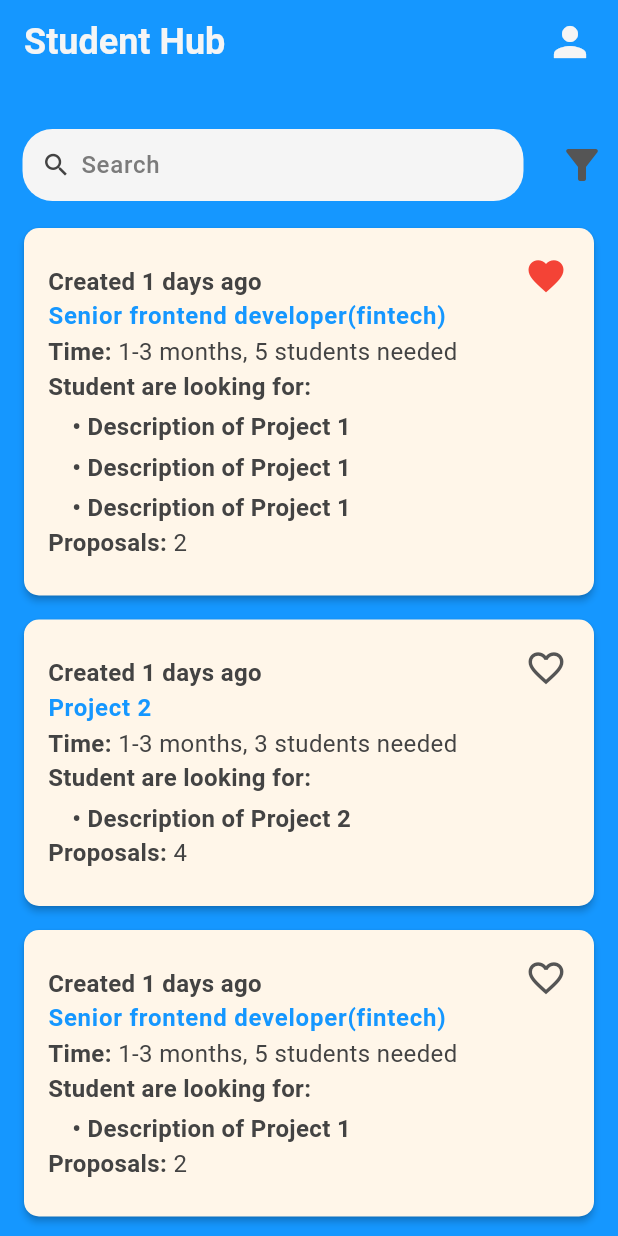
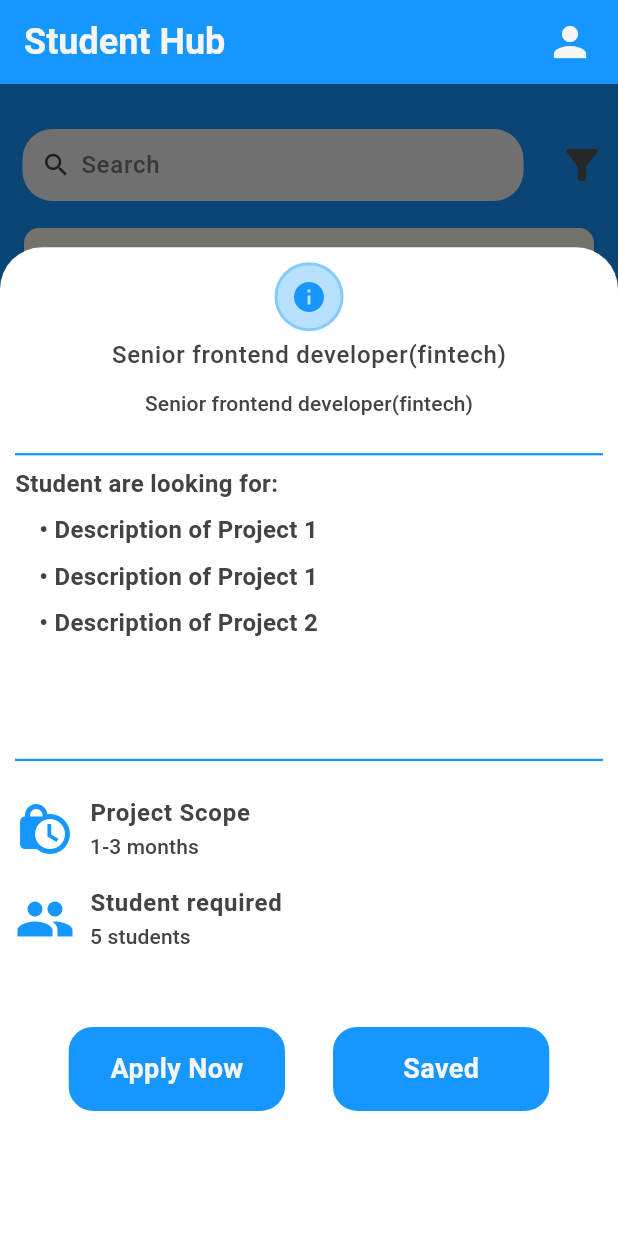
Before and after one commit to PhuocDinh462/student_hub, a Flutter app: the screen it shows after launch, after a tap on an icon or button, on a phone screen of 412 x 824 dp. Run offline on Flutter 3.47's test engine with Material 3 defaults, Android fonts, the phone set to English and light mode, and no system bars; our stand-ins replace gap, pinput, shared_preferences.

Commit message:
feat: project detail pop up

```diff
--- a/lib/screens/projects/projects.dart
+++ b/lib/screens/projects/projects.dart
@@ -11,7 +11,7 @@ final List<Project> data = [
     completionTime: '1-3 months',
     requiredStudents: 5,
     description:
-        'Description of Project 1. Description of Project 1. Description of Project 1.',
+        'Description of Project 1. Description of Project 1. Description of Project 2. ',
     proposals: ['a', 'b'],
     favorite: true,
   ),
--- a/lib/widgets/button.dart
+++ b/lib/widgets/button.dart
@@ -3,16 +3,18 @@ import 'package:flutter/material.dart';
 class Button extends StatefulWidget {
   const Button({
     super.key,
-    required this.onTap,
+    this.onTap,
     required this.text,
     required this.colorButton,
     required this.colorText,
+    this.width,
   });
 
   final Function()? onTap;
   final String text;
   final Color colorButton;
   final Color colorText;
+  final double? width;
 
   @override
   State<Button> createState() => _ButtonState();
@@ -43,8 +45,9 @@ class _ButtonState extends State<Button> {
       child: Opacity(
         opacity: _opacity,
         child: Container(
+          width: widget.width,
           padding: const EdgeInsets.all(15),
-          margin: const EdgeInsets.symmetric(horizontal: 25),
+          margin: const EdgeInsets.symmetric(horizontal: 16),
           decoration: BoxDecoration(
             color: widget.colorButton,
             borderRadius: BorderRadius.circular(16),
--- /dev/null
+++ b/lib/widgets/circle_container.dart
@@ -0,0 +1,20 @@
+import 'package:flutter/material.dart';
+
+class CircleContainer extends StatelessWidget {
+  const CircleContainer({super.key, required this.color, this.child});
+  final Color color;
+  final Widget? child;
+
+  @override
+  Widget build(BuildContext context) {
+    return Container(
+      padding: const EdgeInsets.all(9.0),
+      decoration: BoxDecoration(
+        shape: BoxShape.circle,
+        color: color,
+        border: Border.all(width: 2, color: color),
+      ),
+      child: Center(child: child),
+    );
+  }
+}
--- a/lib/widgets/project_card.dart
+++ b/lib/widgets/project_card.dart
@@ -1,6 +1,7 @@
 import 'package:flutter/material.dart';
 import 'package:student_hub/constants/theme.dart';
 import 'package:student_hub/models/project.dart';
+import 'package:student_hub/widgets/project_detail.dart';
 
 class ProjectCard extends StatefulWidget {
   final Project project;
@@ -130,8 +131,17 @@ class _ProjectCardState extends State<ProjectCard> {
                 ),
               ],
             ),
-            onTap: () {
-              // Xử lý khi người dùng nhấn vào dự án
+            onTap: () async {
+              await showModalBottomSheet(
+                  context: context,
+                  backgroundColor: Colors.white,
+                  isScrollControlled: true,
+                  builder: (ctx) {
+                    return SizedBox(
+                      height: MediaQuery.of(context).size.height * 0.8,
+                      child: ProjectDetails(project: widget.project),
+                    );
+                  });
             },
           ),
           Positioned(
--- /dev/null
+++ b/lib/widgets/project_detail.dart
@@ -0,0 +1,180 @@
+import 'package:flutter/material.dart';
+import 'package:student_hub/constants/theme.dart';
+import 'package:student_hub/models/project.dart';
+import 'package:student_hub/widgets/button.dart';
+import 'package:student_hub/widgets/circle_container.dart';
+import 'package:gap/gap.dart';
+
+class ProjectDetails extends StatefulWidget {
+  const ProjectDetails({super.key, required this.project});
+  final Project project;
+
+  @override
+  State<ProjectDetails> createState() => _ProjectDetailsState();
+}
+
+class _ProjectDetailsState extends State<ProjectDetails> {
+  late int daysAgo;
+  late String timeDuration;
+  late int studentsNeeded;
+  late String projectDescription;
+  late int proposalsCount;
+  late bool isFavorite;
+
+  @override
+  void initState() {
+    super.initState();
+    updateProjectData();
+  }
+
+  void updateProjectData() {
+    final project = widget.project;
+    daysAgo = DateTime.now().difference(project.createdAt).inDays > 0
+        ? DateTime.now().difference(project.createdAt).inDays
+        : 1;
+    timeDuration = project.completionTime;
+    studentsNeeded = project.requiredStudents;
+    projectDescription = project.description;
+    proposalsCount = project.proposals.length;
+    isFavorite = project.favorite;
+  }
+
+  @override
+  Widget build(BuildContext context) {
+    return Padding(
+      padding: const EdgeInsets.all(10),
+      child: SizedBox(
+        width: double.infinity, // Chiếm toàn bộ chiều rộng của màn hình
+        child: Column(
+          children: [
+            CircleContainer(
+              color: primary_300.withOpacity(0.3),
+              child: const Icon(Icons.info, color: primary_300),
+            ),
+            const Gap(4),
+            Column(
+              children: [
+                Text(
+                  widget.project.name,
+                  style: Theme.of(context).textTheme.bodyLarge,
+                ),
+                const Gap(10),
+                Text(
+                  widget.project.name,
+                  style: Theme.of(context).textTheme.labelLarge,
+                ),
+              ],
+            ),
+            const Gap(16),
+            const Divider(thickness: 1.5, color: primary_300),
+            Row(
+              children: [
+                Text(
+                  'Student are looking for:',
+                  style: Theme.of(context)
+                      .textTheme
+                      .bodyMedium
+                      ?.copyWith(fontWeight: FontWeight.bold),
+                ),
+              ],
+            ),
+            SizedBox(
+              height: MediaQuery.of(context).size.height * 0.2,
+              child: SingleChildScrollView(
+                child: ListView(
+                  shrinkWrap: true,
+                  physics: const NeverScrollableScrollPhysics(),
+                  children: projectDescription
+                      .split('.')
+                      .where((sentence) => sentence.trim().length > 1)
+                      .map((formattedSentence) => Padding(
+                            padding: const EdgeInsets.only(left: 16, top: 8),
+                            child: Text(
+                              '• ${formattedSentence.trim()}',
+                              style: Theme.of(context)
+                                  .textTheme
+                                  .bodyMedium
+                                  ?.copyWith(
+                                    fontWeight: FontWeight.bold,
+                                  ),
+                            ),
+                          ))
+                      .toList(),
+                ),
+              ),
+            ),
+            const Divider(thickness: 1.5, color: primary_300),
+            const Gap(16),
+            Row(
+              children: [
+                const Icon(Icons.lock_clock, size: 40, color: primary_300),
+                const Gap(10),
+                Column(
+                  crossAxisAlignment: CrossAxisAlignment.start,
+                  children: [
+                    Text(
+                      'Project Scope',
+                      style: Theme.of(context)
+                          .textTheme
+                          .bodyLarge
+                          ?.copyWith(fontWeight: FontWeight.bold),
+                    ),
+                    Text(timeDuration,
+                        style: Theme.of(context).textTheme.labelLarge),
+                  ],
+                ),
+              ],
+            ),
+            const Gap(16),
+            Row(
+              children: [
+                const Icon(Icons.people, size: 40, color: primary_300),
+                const Gap(10),
+                Column(
+                  crossAxisAlignment: CrossAxisAlignment.start,
+                  children: [
+                    Text(
+                      'Student required',
+                      style: Theme.of(context)
+                          .textTheme
+                          .bodyLarge
+                          ?.copyWith(fontWeight: FontWeight.bold),
+                    ),
+                    Text(
+                      '$studentsNeeded students',
+                      style: Theme.of(context).textTheme.labelLarge,
+                    ),
+                  ],
+                ),
+              ],
+            ),
+            const Gap(50),
+            Row(
+              mainAxisAlignment: MainAxisAlignment.center,
+              children: [
+                Button(
+                  onTap: () {
+                    Navigator.pop(context);
+                  },
+                  text: 'Apply Now',
+                  colorButton: primary_300,
+                  colorText: text_50,
+                  width: MediaQuery.of(context).size.width * 0.35,
+                ),
+                Button(
+                  onTap: () {
+                    Navigator.pop(context);
+                  },
+                  text: 'Saved',
+                  colorButton: primary_300,
+                  colorText: text_50,
+                  width: MediaQuery.of(context).size.width * 0.35,
+                ),
+              ],
+            ),
+          ],
+        ),
+      ),
+    );
+  }
+}
```
